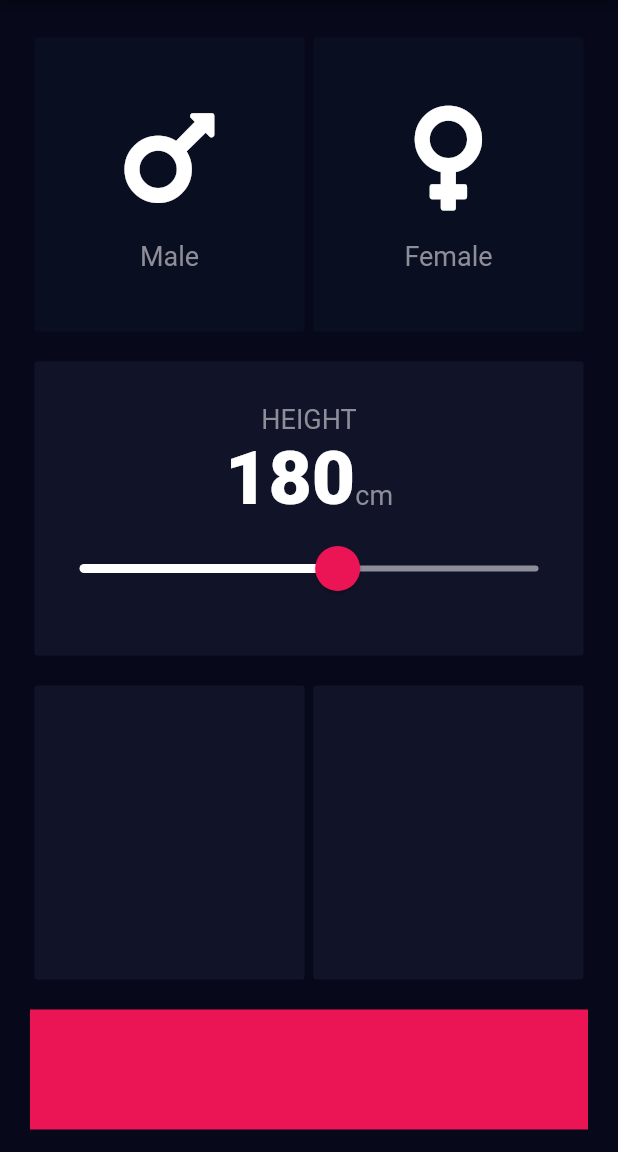
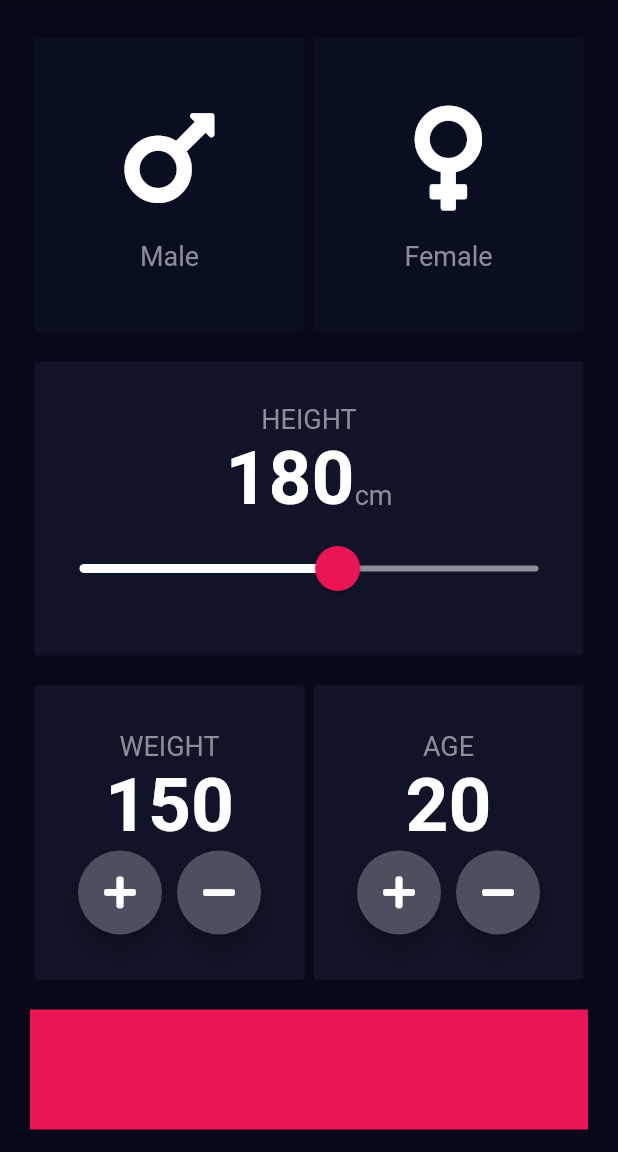
Before and after one commit to trellaren/bmi-calculator, a Flutter app: the screen it shows after launch, on a phone screen of 412 x 824 dp, the part 84-1236 px from its top. Run offline on Flutter 3.47's test engine with Material 2 defaults, Android fonts, the phone set to English and light mode, and no system bars; our stand-ins replace font_awesome_flutter.

Commit message:
Added bottom widgets and created class for rounded buttons.

```diff
--- a/lib/constants.dart
+++ b/lib/constants.dart
@@ -16,5 +16,5 @@ const kLabelTextStyle = TextStyle(
 
 const kBigDickTextStyle = TextStyle(
   fontSize: 50.0,
-  fontWeight: FontWeight.w900,
+  fontWeight: FontWeight.w700,
 );
--- a/lib/input_page.dart
+++ b/lib/input_page.dart
@@ -17,6 +17,8 @@ class InputPage extends StatefulWidget {
 class _InputPageState extends State<InputPage> {
   Gender selectedGender;
   int height = 180;
+  int weight = 150;
+  int age = 20;
   @override
   Widget build(BuildContext context) {
     return Scaffold(
@@ -106,10 +108,88 @@ class _InputPageState extends State<InputPage> {
             Expanded(child: Row(
               children: <Widget> [
                 Expanded(child:
-                  ReusableCard(colorProp: kDefaultCardColor,),
+                  ReusableCard(
+                    colorProp: kDefaultCardColor,
+                    cardChild: Column(
+                      mainAxisAlignment: MainAxisAlignment.center,
+                      children: <Widget>[
+                        Text(
+                          'WEIGHT',
+                          style: kLabelTextStyle,
+                        ),
+                        Text(
+                          weight.toString(),
+                          style: kBigDickTextStyle,
+                        ),
+                        Row(
+                          mainAxisAlignment: MainAxisAlignment.center,
+                          children: <Widget>[
+                            RoundIconButton(
+                              icon: FontAwesomeIcons.plus,
+                              onPressed: () {
+                                setState(() {
+                                  weight++;
+                                });
+                              },
+                            ),
+                            SizedBox(
+                              width: 10.0,
+                            ),
+                            RoundIconButton(
+                              icon: FontAwesomeIcons.minus,
+                              onPressed: () {
+                                setState(() {
+                                  weight--;
+                                });
+                              },
+                            ),
+                          ],
+                        ),
+                      ],
+                    )
+                  ),
                 ),
                 Expanded(child:
-                  ReusableCard(colorProp: kDefaultCardColor,),
+                  ReusableCard(
+                      colorProp: kDefaultCardColor,
+                      cardChild: Column(
+                        mainAxisAlignment: MainAxisAlignment.center,
+                        children: <Widget>[
+                          Text(
+                            'AGE',
+                            style: kLabelTextStyle,
+                          ),
+                          Text(
+                            age.toString(),
+                            style: kBigDickTextStyle,
+                          ),
+                          Row(
+                            mainAxisAlignment: MainAxisAlignment.center,
+                            children: <Widget>[
+                              RoundIconButton(
+                                icon: FontAwesomeIcons.plus,
+                                onPressed: () {
+                                  setState(() {
+                                    age++;
+                                  });
+                                },
+                              ),
+                              SizedBox(
+                                width: 10.0,
+                              ),
+                              RoundIconButton(
+                                icon: FontAwesomeIcons.minus,
+                                onPressed: () {
+                                  setState(() {
+                                    age--;
+                                  });
+                                },
+                              ),
+                            ],
+                          ),
+                        ],
+                      )
+                  ),
                 ),
               ],
             )),
@@ -125,3 +205,24 @@ class _InputPageState extends State<InputPage> {
     );
   }
 }
+
+class RoundIconButton extends StatelessWidget {
+  RoundIconButton({@required this.icon, @required this.onPressed});
+  final IconData icon;
+  final Function onPressed;
+
+  @override
+  Widget build(BuildContext context) {
+    return RawMaterialButton(
+      elevation: 6.0,
+      child: Icon(icon),
+      onPressed: onPressed,
+      constraints: BoxConstraints.tightFor(
+        width: 56.0,
+        height: 56.0,
+      ),
+      shape: CircleBorder(),
+      fillColor: Color(0xFF4C4F5E),
+    );
+  }
+}
```
